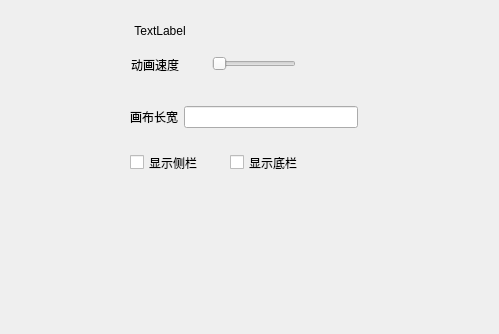
The window that core/form.ui (dayu521/abc) describes before a commit, drawn with Qt 5.
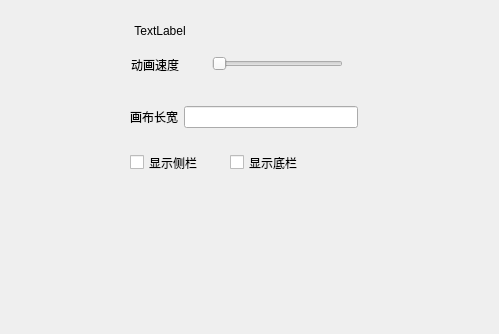
The same window after the commit.

The edit to the form file:
```diff
--- a/core/form.ui
+++ b/core/form.ui
@@ -18,15 +18,15 @@
     <rect>
      <x>212</x>
      <y>54</y>
-     <width>84</width>
+     <width>131</width>
      <height>20</height>
     </rect>
    </property>
    <property name="minimum">
-    <number>100</number>
+    <number>0</number>
    </property>
    <property name="maximum">
-    <number>9999</number>
+    <number>2000</number>
    </property>
    <property name="singleStep">
     <number>10</number>
```
